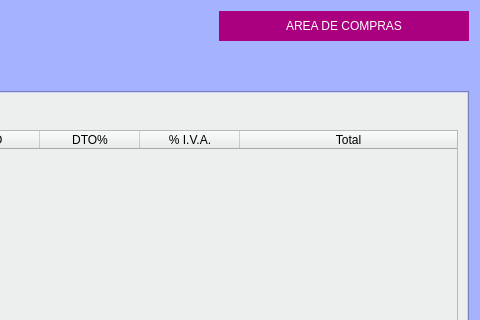
Qt form Zona_Compras/frmfacturasproveedor.ui (arcnexus/RedFoX) before a commit; both pictures show x 583 to 1063 and y 0 to 320 of the 1063 by 571 pixel window.
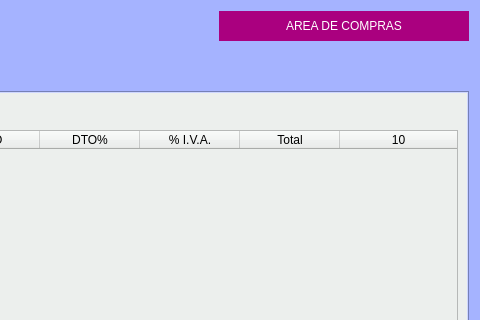
The same form after that commit. The open tabs and pages were chosen to show the change. Icons and pictures are not drawn.

```diff
--- a/Zona_Compras/frmfacturasproveedor.ui
+++ b/Zona_Compras/frmfacturasproveedor.ui
@@ -554,6 +554,9 @@
              <property name="cornerButtonEnabled">
               <bool>true</bool>
              </property>
+             <property name="columnCount">
+              <number>10</number>
+             </property>
              <attribute name="horizontalHeaderCascadingSectionResizes">
               <bool>false</bool>
              </attribute>
@@ -617,6 +620,7 @@
                <string>Total</string>
               </property>
              </column>
+             <column/>
             </widget>
            </item>
            <item row="2" column="0" colspan="3">
```
